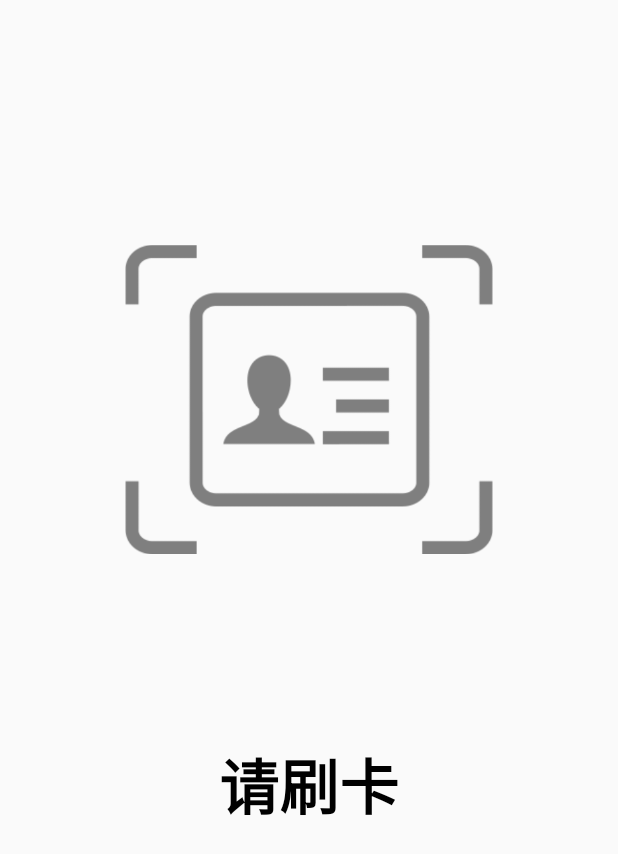
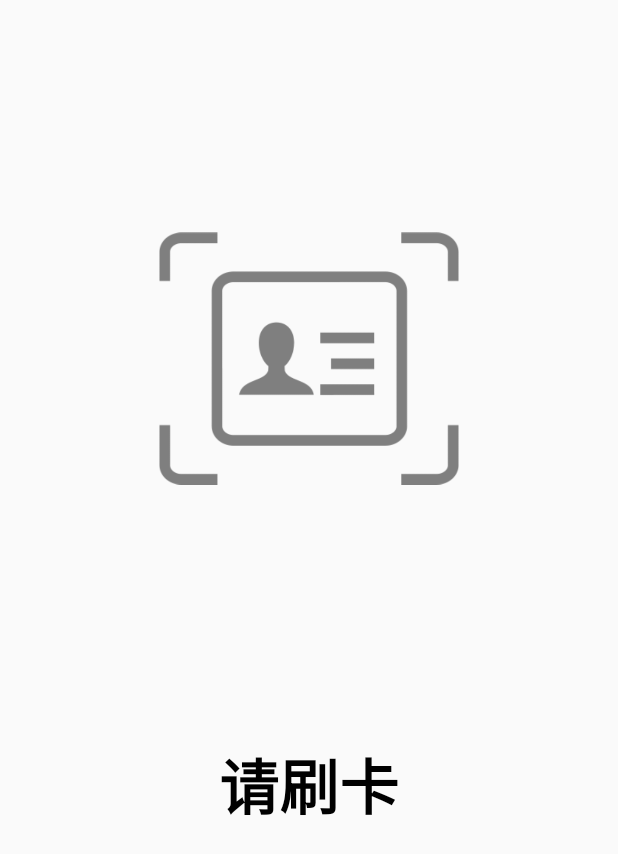
Before and after one commit to yangyongchaoGitHub/RelNFCReadCard, an Android app: the MainActivity screen opened directly, with no data from a screen before it, on a phone screen of 412 x 824 dp. Shown: the top 854 px of the screen. Run offline under Robolectric (Android 15) with nearby library versions, the phone set to English and light mode, and no system bars; libraries missing offline, so code that uses them is left out: com.github.rahatarmanahmed.cpv; plain views replace CircularProgressView; 2 statements that could not run were skipped.

Commit message:
逻辑添加

```diff
--- a/app/src/main/AndroidManifest.xml
+++ b/app/src/main/AndroidManifest.xml
@@ -32,4 +32,5 @@
     <uses-permission android:name="android.permission.INTERNET"/>
     <uses-permission android:name="android.permission.WRITE_EXTERNAL_STORAGE"/>
     <uses-permission android:name="android.permission.READ_EXTERNAL_STORAGE"/>
+    <uses-permission android:name="android.permission.VIBRATE"/>
 </manifest>
--- a/app/src/main/java/com/dataexpo/nfcsample/MainActivity.java
+++ b/app/src/main/java/com/dataexpo/nfcsample/MainActivity.java
@@ -6,6 +6,8 @@ import android.graphics.Bitmap;
 import android.graphics.BitmapFactory;
 import android.nfc.NfcAdapter;
 import android.os.Bundle;
+import android.os.VibrationEffect;
+import android.os.Vibrator;
 import android.util.Base64;
 import android.util.Log;
 import android.view.View;
@@ -25,19 +27,14 @@ import com.dataexpo.nfcsample.utils.net.HttpService;
 import com.dataexpo.nfcsample.utils.net.URLs;
 import com.github.rahatarmanahmed.cpv.CircularProgressView;
 import com.google.gson.Gson;
-import com.google.gson.JsonArray;
-import com.google.gson.JsonElement;
 
 import java.io.File;
 import java.io.FileInputStream;
 import java.io.FileNotFoundException;
 import java.io.FileOutputStream;
 import java.io.IOException;
-import java.util.Date;
 import java.util.HashMap;
 import java.util.List;
-import java.util.Map;
-import java.util.Set;
 
 import okhttp3.Call;
 
@@ -51,14 +48,16 @@ public class MainActivity extends BascActivity {
     private static final String TAG = MainActivity.class.getName();
     private Context mContext;
 
-    private TextView tv_card_id;
-    private TextView tv_time;
     private TextView main_tv_init_left;
     private ImageView iv_init;
     private ImageView iv_head;
     private TextView main_tv_name;
     private TextView main_tv_group;
+    private TextView main_tv_companytitle;
+    private TextView main_tv_timeorpermission;
+    private TextView main_tv_permissionfail;
     private ImageView iv_success;
+    private ImageView iv_fail;
     private ImageView iv_fail_permission;
     private CircularProgressView progressView;
     private TextView main_tv_area;
@@ -73,11 +72,28 @@ public class MainActivity extends BascActivity {
     private final int SHOW_STATUS_INIT = 1;
     private final int SHOW_STATUS_SUCCESS = 2;
     private final int SHOW_STATUS_ERROR_PERMISSION = 3;
+
+    private final int SHOW_INIT = 0;
+    private final int SHOW_ING = 1;
+    private final int SHOW_WORKING = 2;
+
     Permissions localPermission;
 
     private User user;
 
     private int mStatus = STATUS_INIT;
+
+    private String cardId;
+
+
+    private volatile int showInt = SHOW_INIT;
+    private volatile long showStartTime = System.currentTimeMillis();
+    private volatile int running = 0;
+
+    /**
+     * 手机震动
+     */
+    private Vibrator vibrator;
 
     @Override
     protected void onCreate(Bundle savedInstanceState) {
@@ -96,24 +112,29 @@ public class MainActivity extends BascActivity {
         }
 
         NfcUtils.NfcCheck(mContext);
+        TimerThread timerThread = new TimerThread();
+        timerThread.start();
+        vibrator = (Vibrator) getSystemService(VIBRATOR_SERVICE);
     }
 
     private void initView() {
-        tv_card_id = findViewById(R.id.main_tv_cardid);
-        tv_time = findViewById(R.id.main_tv_time);
         main_tv_init_left = findViewById(R.id.main_tv_init_left);
         iv_init = findViewById(R.id.iv_init);
         iv_head = findViewById(R.id.iv_head);
         main_tv_name = findViewById(R.id.main_tv_name);
         main_tv_ename = findViewById(R.id.main_tv_ename);
         main_tv_group = findViewById(R.id.main_tv_group);
+        main_tv_companytitle = findViewById(R.id.main_tv_companytitle);
+        main_tv_timeorpermission = findViewById(R.id.main_tv_timeorpermission);
         iv_success = findViewById(R.id.iv_success);
+        iv_fail = findViewById(R.id.iv_fail);
         iv_fail_permission = findViewById(R.id.iv_fail_permission);
+        main_tv_permissionfail = findViewById(R.id.main_tv_permissionfail);
         progressView = (CircularProgressView) findViewById(R.id.progress_view);
         main_tv_area = findViewById(R.id.main_tv_area);
     }
 
-    private void reSetView(int status) {
+    private void reSetView(int status, boolean permission) {
         if (status == SHOW_STATUS_INIT) {
             main_tv_init_left.setVisibility(View.VISIBLE);
             iv_init.setVisibility(View.VISIBLE);
@@ -121,8 +142,12 @@ public class MainActivity extends BascActivity {
             main_tv_name.setVisibility(View.INVISIBLE);
             main_tv_ename.setVisibility(View.INVISIBLE);
             main_tv_group.setVisibility(View.INVISIBLE);
+            main_tv_timeorpermission.setVisibility(View.INVISIBLE);
+            main_tv_companytitle.setVisibility(View.INVISIBLE);
             iv_success.setVisibility(View.INVISIBLE);
+            iv_fail.setVisibility(View.INVISIBLE);
             iv_fail_permission.setVisibility(View.INVISIBLE);
+            main_tv_permissionfail.setVisibility(View.INVISIBLE);
             progressView.setVisibility(View.INVISIBLE);
 
         } else if (status == SHOW_STATUS_SUCCESS) {
@@ -132,18 +157,35 @@ public class MainActivity extends BascActivity {
             main_tv_name.setVisibility(View.VISIBLE);
             main_tv_ename.setVisibility(View.VISIBLE);
             main_tv_group.setVisibility(View.VISIBLE);
-            iv_success.setVisibility(View.VISIBLE);
+            main_tv_timeorpermission.setVisibility(View.VISIBLE);
+            main_tv_companytitle.setVisibility(View.VISIBLE);
+
             iv_fail_permission.setVisibility(View.INVISIBLE);
             progressView.setVisibility(View.INVISIBLE);
+            if (permission) {
+                iv_success.setVisibility(View.VISIBLE);
+                iv_fail.setVisibility(View.INVISIBLE);
+                main_tv_permissionfail.setVisibility(View.INVISIBLE);
+            } else {
+                iv_success.setVisibility(View.INVISIBLE);
+                iv_fail.setVisibility(View.VISIBLE);
+                main_tv_permissionfail.setVisibility(View.VISIBLE);
+            }
+
         } else if (status == SHOW_STATUS_ERROR_PERMISSION) {
+            main_tv_timeorpermission.setText("");
             main_tv_init_left.setVisibility(View.VISIBLE);
             iv_init.setVisibility(View.INVISIBLE);
             iv_head.setVisibility(View.INVISIBLE);
             main_tv_name.setVisibility(View.INVISIBLE);
             main_tv_ename.setVisibility(View.INVISIBLE);
             main_tv_group.setVisibility(View.INVISIBLE);
+            main_tv_companytitle.setVisibility(View.INVISIBLE);
             iv_success.setVisibility(View.INVISIBLE);
+            iv_fail.setVisibility(View.INVISIBLE);
+            main_tv_permissionfail.setVisibility(View.INVISIBLE);
             iv_fail_permission.setVisibility(View.VISIBLE);
+            main_tv_timeorpermission.setVisibility(View.VISIBLE);
             progressView.setVisibility(View.INVISIBLE);
         }
     }
@@ -154,20 +196,19 @@ public class MainActivity extends BascActivity {
         // 得到是否检测到ACTION_TECH_DISCOVERED触发
         if (NfcAdapter.ACTION_TECH_DISCOVERED.equals (intent.getAction ())) {
             // 处理该intent
-            String cardId = NfcUtils.getCardId(intent);
+            cardId = NfcUtils.getCardId(intent);
             Log.i(TAG, " cardId is " + cardId);
-            tv_card_id.setText(cardId);
 
-            tv_time.setText(Utils.formatTime(new Date().getTime(), FORMAT_YMD_HMS));
             progressView.setVisibility(View.VISIBLE);
             if (mStatus == STATUS_INIT || mStatus == STATUS_SHOWING || mStatus == STATUS_ERROR) {
+                showInt = SHOW_WORKING;
                 mStatus = STATUS_CHECK_CARD_EXIST;
-                checkCard(cardId);
+                checkCard();
             }
         }
     }
 
-    private void checkCard(String cardId) {
+    private void checkCard() {
         Log.i(TAG, "checkCard " + cardId);
 
         final HashMap<String, String> hashMap = new HashMap<>();
@@ -200,39 +241,57 @@ public class MainActivity extends BascActivity {
                             Log.i(TAG, " names " + result.data.toString());
                             user = (User) result.data;
 
+
                             if (user.getIsFort().equals(1) && (user.getEuStatus().equals(1) || user.getEuStatus().equals(3))) {
                                 List<RegStatus> regStatuses = user.getRegList();
                                 boolean bOk = false;
+                                String permission = "";
                                 for (RegStatus r : regStatuses) {
                                     if (r.getRegionId() == localPermission.getId()) {
                                         bOk = true;
-                                        break;
                                     }
+                                    permission += r.getNames() + " ";
                                 }
-                                if (bOk) {
-                                    main_tv_name.setText(user.getUiName());
-                                    main_tv_ename.setText(user.getUiDapt());
-                                    main_tv_group.setText(user.getEuDefine());
-                                    reSetView(SHOW_STATUS_SUCCESS);
+
+                                main_tv_name.setText(user.getUiName());
+                                main_tv_ename.setText(user.getUiDapt());
+                                main_tv_group.setText(user.getEuDefine());
+                                main_tv_companytitle.setText(user.getUiCompanyTitle());
+
+                                main_tv_timeorpermission.setText(user.getPrintTime());
+
+                                if (!bOk) {
+                                    main_tv_timeorpermission.setText(permission);
+                                }
+                                reSetView(SHOW_STATUS_SUCCESS, bOk);
+                                main_tv_timeorpermission.setVisibility(View.VISIBLE);
+
+                                if (user.initsuffix()) {
                                     progressView.setVisibility(View.VISIBLE);
                                     mStatus = STATUS_CHECK_IMAGE;
                                     showHead();
-
                                 } else {
-                                    main_tv_init_left.setText("无权限");
-                                    reSetView(SHOW_STATUS_ERROR_PERMISSION);
-                                    mStatus = STATUS_ERROR;
+                                    mStatus = STATUS_SHOWING;
+                                    showStartTime = System.currentTimeMillis();
+                                    showInt = SHOW_ING;
                                 }
                             } else {
-                                main_tv_init_left.setText("无权限");
-                                reSetView(SHOW_STATUS_ERROR_PERMISSION);
+                                main_tv_init_left.setText("审核未通过");
+                                reSetView(SHOW_STATUS_ERROR_PERMISSION, false);
                                 mStatus = STATUS_ERROR;
+                                showStartTime = System.currentTimeMillis();
+                                showInt = SHOW_ING;
                             }
 
                         } else {
-                            main_tv_init_left.setText("无权限");
-                            reSetView(SHOW_STATUS_ERROR_PERMISSION);
+                            main_tv_init_left.setText("非法卡");
+                            reSetView(SHOW_STATUS_ERROR_PERMISSION, false);
                             mStatus = STATUS_ERROR;
+                            showStartTime = System.currentTimeMillis();
+                            showInt = SHOW_ING;
+                            //手机震动
+                            long[] pattern = { 200, 1000};
+                            vibrator.vibrate(pattern, -1);
                         }
                     }
                 });
@@ -274,10 +333,11 @@ public class MainActivity extends BascActivity {
     private void showHead() {
         //Log.i(TAG, "filedir " + this.getExternalFilesDir("images").getAbsolutePath());
         //如果人像不存在
-        File f=new File("/sdcard/cardImage/" + user.getEuImage());
+        File f = new File("/sdcard/cardImage/" + cardId + user.getSuffix());
         Log.i(TAG, "- " + f.getAbsolutePath());
 
         if(f.exists()) {
+            //显示本地图片
             try {
                 FileInputStream fis = new FileInputStream(f);
                 iv_head.setImageBitmap(BitmapFactory.decodeStream(fis));
@@ -286,26 +346,28 @@ public class MainActivity extends BascActivity {
             }
             mStatus = STATUS_SHOWING;
             progressView.setVisibility(View.INVISIBLE);
+            showStartTime = System.currentTimeMillis();
+            showInt = SHOW_ING;
 
         } else {
-
             //获取人像
             final HashMap<String, String> hashMap = new HashMap<>();
             hashMap.put("euId", user.getEuId() + "");
 
             HttpService.getWithParams(mContext, URLs.getHead, hashMap, new HttpCallback() {
                 @Override
-                public void onError(Call call, Exception e, int id) {
+                public void onError(Call call, final Exception e, int id) {
                     runOnUiThread(new Runnable() {
                         @Override
                         public void run() {
-                            Toast.makeText(mContext, "网络异常，请重新验证", Toast.LENGTH_SHORT).show();
+                            Toast.makeText(mContext, "网络异常，获取人像失败", Toast.LENGTH_SHORT).show();
+                            Log.i(TAG, e.getMessage());
+                            progressView.setVisibility(View.INVISIBLE);
+                            mStatus = STATUS_SHOWING;
+                            showStartTime = System.currentTimeMillis();
+                            showInt = SHOW_ING;
                         }
                     });
-                    Log.i(TAG, e.getMessage());
-
-                    progressView.setVisibility(View.INVISIBLE);
-                    mStatus = STATUS_ERROR;
                 }
 
                 @Override
@@ -318,10 +380,12 @@ public class MainActivity extends BascActivity {
                         public void run() {
                             byte[] imgBytes = Base64.decode(result.data.getEuImage(), NO_WRAP);
                             Bitmap bitMap = BitmapFactory.decodeByteArray(imgBytes, 0, imgBytes.length);
-                            saveToLocal(imgBytes, user.getEuImage());
+                            saveToLocal(imgBytes, cardId + user.getSuffix());
                             iv_head.setImageBitmap(bitMap);
                             mStatus = STATUS_SHOWING;
                             progressView.setVisibility(View.INVISIBLE);
+                            showStartTime = System.currentTimeMillis();
+                            showInt = SHOW_ING;
                         }
                     });
                 }
@@ -351,6 +415,32 @@ public class MainActivity extends BascActivity {
         }
     }
 
+    class TimerThread extends Thread {
+        @Override
+        public void run() {
+            while (running == 0) {
+                try {
+                    Thread.sleep(50);
+                } catch (InterruptedException e) {
+                    e.printStackTrace();
+                }
+
+                //如果在显示，那么就在3秒钟后回到等待界面
+                if (showInt == SHOW_ING) {
+                    if (System.currentTimeMillis() - showStartTime > 3000) {
+                        runOnUiThread(new Runnable() {
+                            @Override
+                            public void run() {
+                                main_tv_init_left.setText("请刷卡");
+                                reSetView(SHOW_STATUS_INIT, false);
+                            }
+                        });
+                    }
+                }
+            }
+        }
+    }
+
     @Override
     protected void onResume(){
         super.onResume();
--- a/app/src/main/res/layout/activity_main.xml
+++ b/app/src/main/res/layout/activity_main.xml
@@ -34,8 +34,8 @@
         android:layout_height="0dp"
         android:padding="5dp"
         android:layout_gravity="center"
-        app:layout_constraintWidth_percent="0.62"
-        app:layout_constraintHeight_percent="0.48"
+        app:layout_constraintWidth_percent="0.51"
+        app:layout_constraintHeight_percent="0.4"
         app:layout_constraintLeft_toLeftOf="parent"
         app:layout_constraintRight_toRightOf="parent"
         app:layout_constraintBottom_toBottomOf="parent"
@@ -89,7 +89,7 @@
         android:layout_width="0dp"
         android:layout_height="0dp"
         android:textColor="@color/bg_black"
-        android:textSize="40dp"
+        android:textSize="30dp"
         android:textStyle="bold"
         android:gravity="center"
         app:layout_constraintWidth_percent="1"
@@ -108,7 +108,7 @@
         android:layout_width="0dp"
         android:layout_height="0dp"
         android:textColor="@color/bg_black"
-        android:textSize="40dp"
+        android:textSize="30dp"
         android:textStyle="bold"
         android:gravity="center"
         app:layout_constraintWidth_percent="1"
@@ -122,12 +122,11 @@
         />
 
     <TextView
-        android:visibility="invisible"
         android:id="@+id/main_tv_timeorpermission"
         android:layout_width="0dp"
         android:layout_height="0dp"
         android:textColor="@color/bg_black"
-        android:textSize="40dp"
+        android:textSize="18dp"
         android:textStyle="bold"
         android:gravity="center"
         app:layout_constraintWidth_percent="1"
@@ -139,7 +138,6 @@
         app:layout_constraintHorizontal_bias="0.02"
         app:layout_constraintVertical_bias="0.842"
         />
-
 
     <ImageView
         android:visibility="invisible"
@@ -156,6 +154,42 @@
         app:layout_constraintBottom_toBottomOf="parent"
         app:layout_constraintTop_toTopOf="parent"
         app:layout_constraintVertical_bias="0.99"
+        />
+
+    <ImageView
+        android:id="@+id/iv_fail"
+        android:layout_width="0dp"
+        android:layout_height="0dp"
+        android:layout_gravity="center"
+        android:padding="5dp"
+        android:src="@drawable/error"
+        android:visibility="invisible"
+        app:layout_constraintBottom_toBottomOf="parent"
+        app:layout_constraintHeight_percent="0.12"
+        app:layout_constraintHorizontal_bias="0.252"
+        app:layout_constraintLeft_toLeftOf="parent"
+        app:layout_constraintRight_toRightOf="parent"
+        app:layout_constraintTop_toTopOf="parent"
+        app:layout_constraintVertical_bias="0.99"
+        app:layout_constraintWidth_percent="0.2" />
+
+    <TextView
+        android:visibility="invisible"
+        android:id="@+id/main_tv_permissionfail"
+        android:layout_width="0dp"
+        android:layout_height="0dp"
+        android:textColor="@color/bg_black"
+        android:textSize="20dp"
+        android:textStyle="bold"
+        android:gravity="center"
+        android:text="@string/permissionfail"
+        app:layout_constraintWidth_percent="0.5"
+        app:layout_constraintBottom_toBottomOf="@+id/iv_fail"
+        app:layout_constraintStart_toEndOf="@+id/iv_fail"
+        app:layout_constraintRight_toRightOf="parent"
+        app:layout_constraintTop_toTopOf="@+id/iv_fail"
+        app:layout_constraintHorizontal_bias="0.02"
+        app:layout_constraintVertical_bias="0.842"
         />
 
     <TextView
@@ -185,13 +219,13 @@
         android:padding="5dp"
         android:src="@drawable/init"
         android:layout_gravity="center"
-        app:layout_constraintWidth_percent="0.62"
-        app:layout_constraintHeight_percent="0.48"
+        app:layout_constraintWidth_percent="0.51"
+        app:layout_constraintHeight_percent="0.4"
         app:layout_constraintLeft_toLeftOf="parent"
         app:layout_constraintRight_toRightOf="parent"
         app:layout_constraintBottom_toBottomOf="parent"
         app:layout_constraintTop_toTopOf="parent"
-        app:layout_constraintVertical_bias="0.16"
+        app:layout_constraintVertical_bias="0.15"
         />
 
     <ImageView
--- a/app/src/main/res/layout/activity_selector.xml
+++ b/app/src/main/res/layout/activity_selector.xml
@@ -46,8 +46,8 @@
         app:layout_constraintEnd_toEndOf="parent"
         app:layout_constraintTop_toTopOf="parent"
         app:layout_constraintBottom_toBottomOf="parent"
-        app:layout_constraintWidth_percent="0.5"
-        app:layout_constraintHeight_percent="0.5"
+        app:layout_constraintWidth_percent="0.8"
+        app:layout_constraintHeight_percent="0.8"
         >
     </androidx.recyclerview.widget.RecyclerView>
 
--- a/app/src/main/res/values/strings.xml
+++ b/app/src/main/res/values/strings.xml
@@ -9,4 +9,5 @@
     <string name="scan_card">请刷卡</string>
     <string name="txt_get_permission_error">项目查询门禁列表失败,请检查网络连接！</string>
     <string name="btn_reset">重试</string>
+    <string name="permissionfail">证件无权限</string>
 </resources>
```
Also changed, not shown: app/src/main/java/com/dataexpo/nfcsample/MainSelectorActiivty.java (+8 -6 lines), app/src/main/java/com/dataexpo/nfcsample/pojo/User.java (+21 -0 lines).
